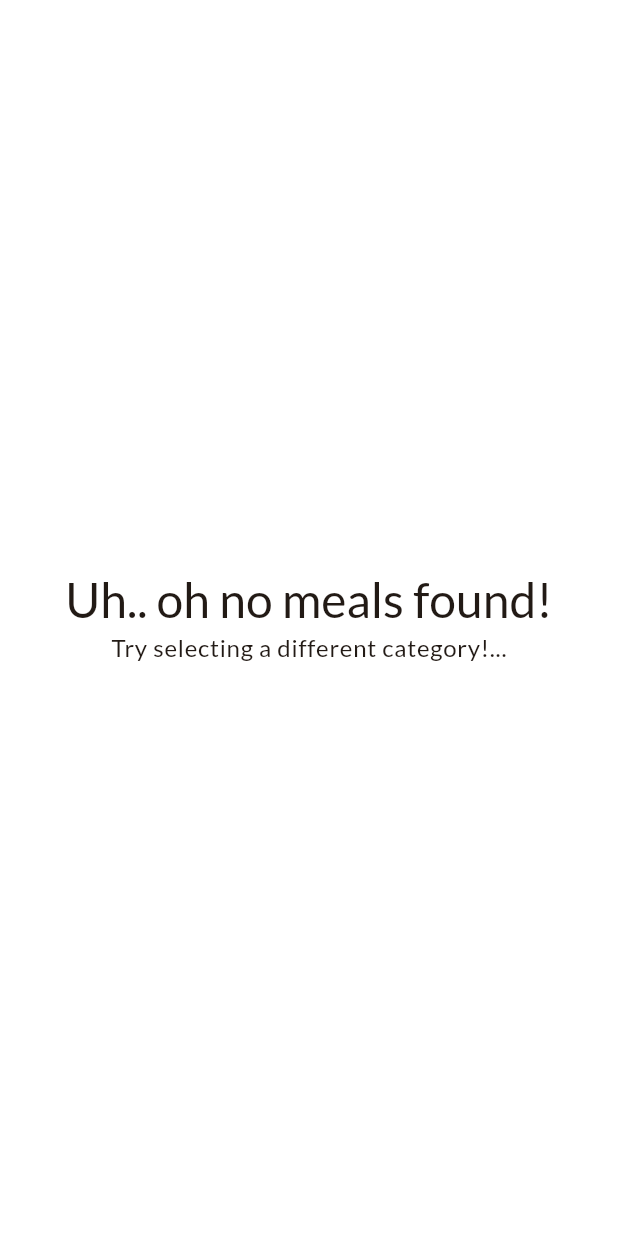
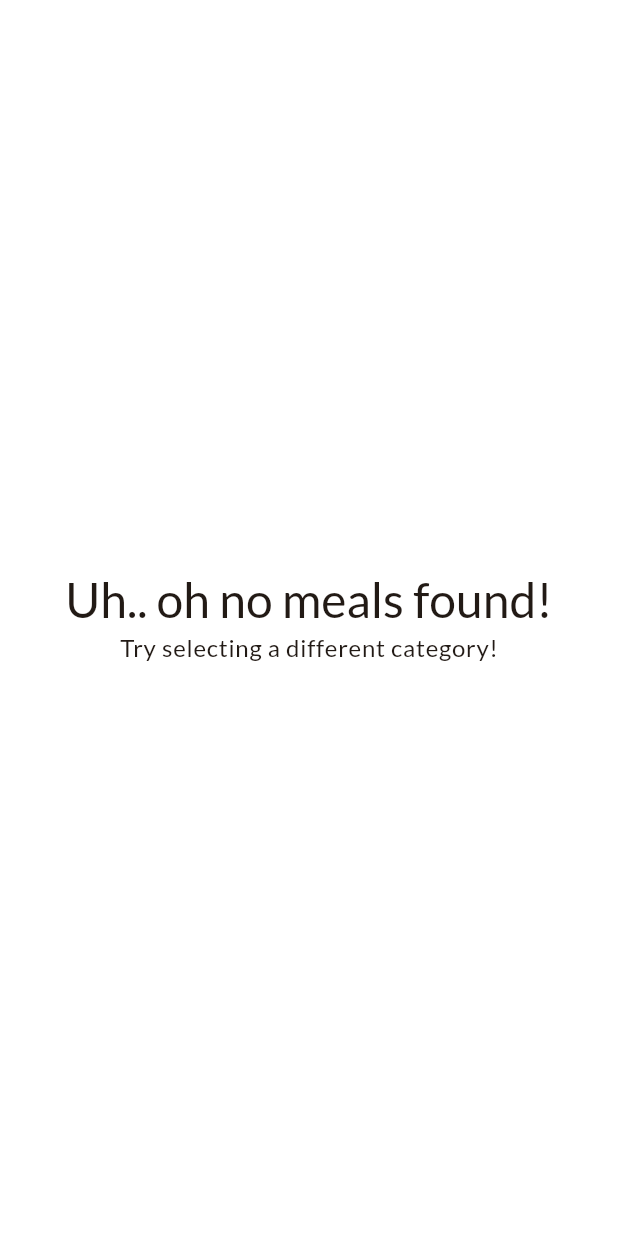
Before and after one commit to halocodes/meals_app_demo, a Flutter app: the MealsScreen screen opened directly with empty values, on a phone screen of 412 x 824 dp. Run offline on Flutter 3.47's test engine with Material 3 defaults, Android fonts, the phone set to English and light mode, and no system bars; our stand-ins replace google_fonts, transparent_image.

```diff
--- a/lib/screens/meal_screen.dart
+++ b/lib/screens/meal_screen.dart
@@ -21,7 +21,7 @@ class MealsScreen extends StatelessWidget {
             ),
           ),
           Text(
-            'Try selecting a different category!...',
+            'Try selecting a different category!',
             style: Theme.of(context).textTheme.bodyLarge!.copyWith(
               color: Theme.of(context).colorScheme.onSurface,
             ),
```
